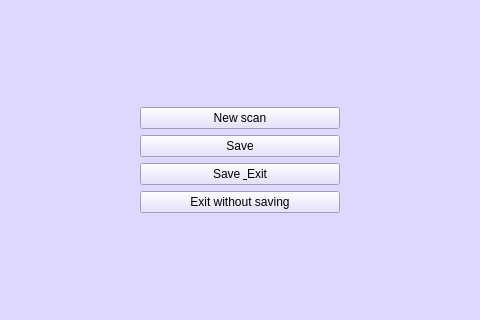
Qt form mainwindow.ui (ilyaBoshirov/NetworkScanner) before a commit; both pictures show x 160 to 640 and y 125 to 445 of the 800 by 600 pixel window.
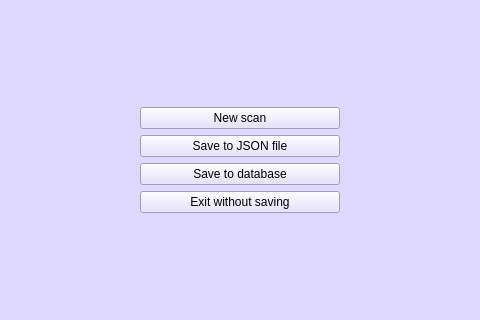
The same form after that commit. The open tabs and pages were chosen to show the change.

Patch:
```diff
--- a/mainwindow.ui
+++ b/mainwindow.ui
@@ -587,7 +587,7 @@
            </size>
           </property>
           <property name="text">
-           <string>Save</string>
+           <string>Save to JSON file</string>
           </property>
          </widget>
         </item>
@@ -606,7 +606,7 @@
            </size>
           </property>
           <property name="text">
-           <string>Save &amp; Exit</string>
+           <string>Save to database</string>
           </property>
          </widget>
         </item>
```
Left out of the diff: 10 changed lines with no effect on the pictures.
